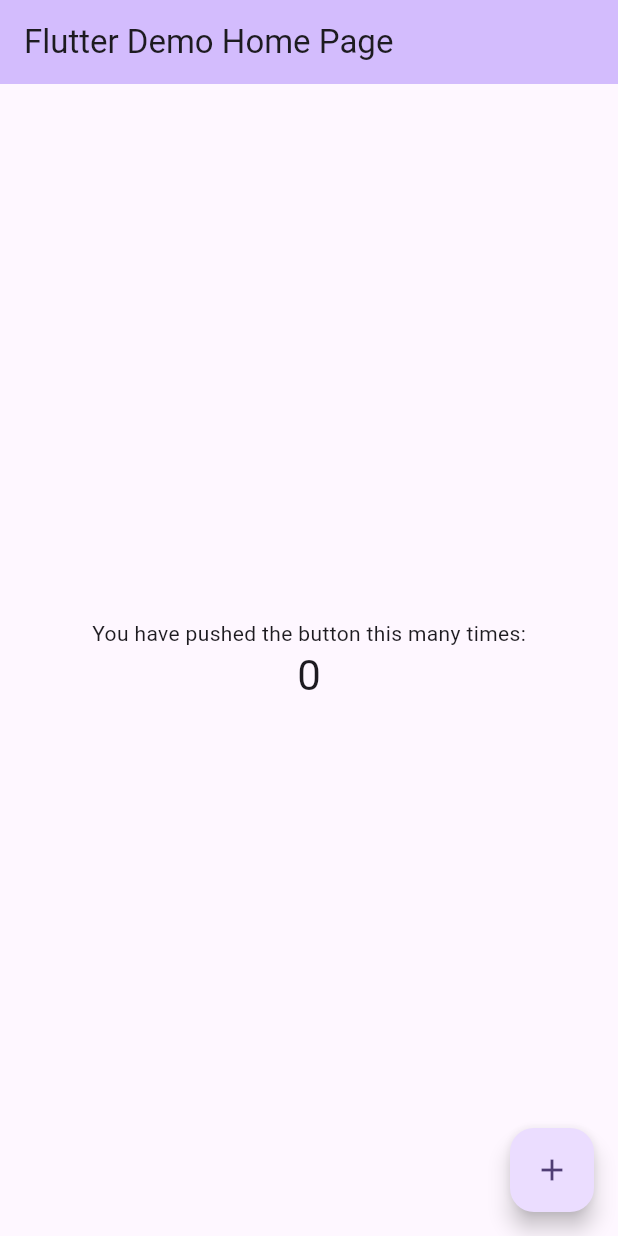
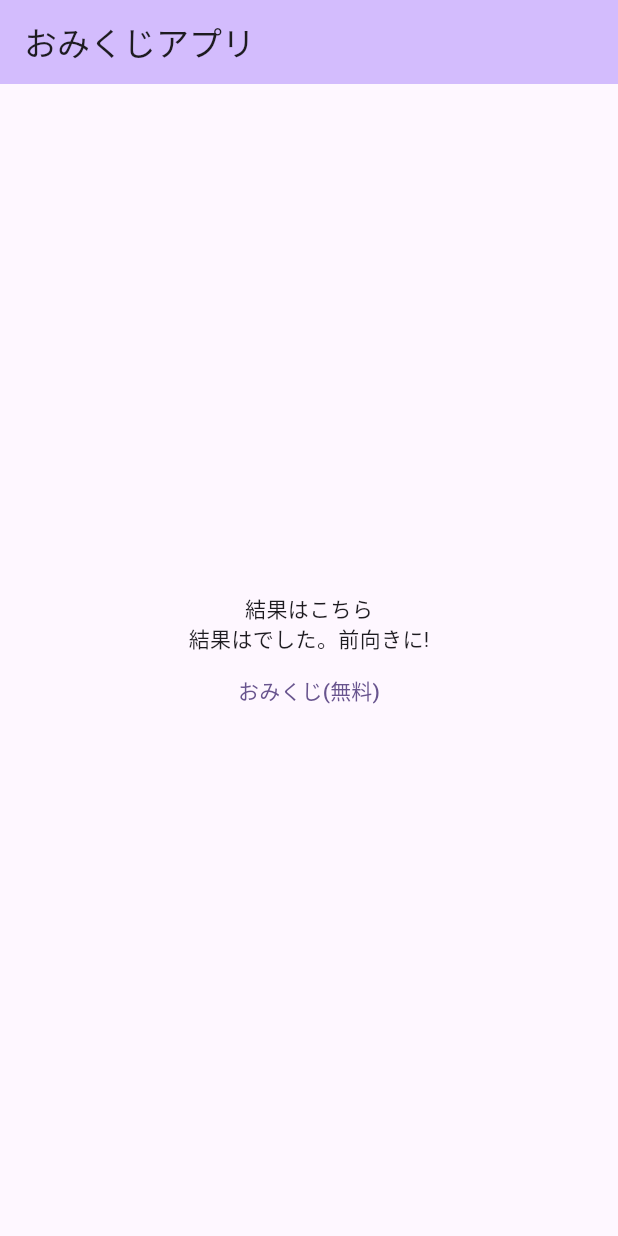
Before and after one commit to NS-kyamanaka/Flutter_Study, a Flutter app: the screen it shows after launch, on a phone screen of 412 x 824 dp. Run offline on Flutter 3.47's test engine with Material 3 defaults, Android fonts, the phone set to English and light mode, and no system bars.

Commit message:
おみくじの実装

```diff
--- a/practice01/lib/main.dart
+++ b/practice01/lib/main.dart
@@ -1,4 +1,5 @@
 import 'package:flutter/material.dart';
+import 'dart:math';
 
 void main() {
   runApp(const MyApp());
@@ -10,11 +11,11 @@ class MyApp extends StatelessWidget {
   @override
   Widget build(BuildContext context) {
     return MaterialApp(
-      title: 'Practice01',
+      title: 'おみくじアプリ',
       theme: ThemeData(
         colorScheme: ColorScheme.fromSeed(seedColor: Colors.deepPurple),
       ),
-      home: const MyHomePage(title: 'Flutter Demo Home Page'),
+      home: const MyHomePage(title: 'おみくじアプリ'),
     );
   }
 }
@@ -29,41 +30,64 @@ class MyHomePage extends StatefulWidget {
 }
 
 class _MyHomePageState extends State<MyHomePage> {
-  int _counter = 0;
+  final List<String> list = const ['大吉', '中吉', '凶'];
 
-  void _incrementCounter() {
+  String _result = '';
+
+  void omikuji() {
+    final random = Random();
+    int num = random.nextInt(list.length);
+
     setState(() {
-      _counter++;
+      _result = list[num];
     });
   }
 
   @override
   Widget build(BuildContext context) {
-
     return Scaffold(
       appBar: AppBar(
-
         backgroundColor: Theme.of(context).colorScheme.inversePrimary,
         title: Text(widget.title),
       ),
       body: Center(
         child: Column(
-
           mainAxisAlignment: MainAxisAlignment.center,
           children: <Widget>[
-            const Text('You have pushed the button this many times:'),
-            Text(
-              '$_counter',
-              style: Theme.of(context).textTheme.headlineMedium,
-            ),
+            const Text('結果はこちら'),
+            FortuneCard(result: _result),
+            TextButton(
+              onPressed: omikuji,
+              child: Text('おみくじ(無料)')),
           ],
         ),
       ),
-      floatingActionButton: FloatingActionButton(
-        onPressed: _incrementCounter,
-        tooltip: 'Increment',
-        child: const Icon(Icons.add),
-      ), // This trailing comma makes auto-formatting nicer for build methods.
     );
   }
 }
+
+class FortuneCard extends StatelessWidget {
+  const FortuneCard({super.key,required this.result});
+
+  final String result;
+  String method(){
+    String message;
+    if(result == "大吉"){
+      message = 'いいことありそう！';
+    }else if(result == "中吉"){
+      message = "いい感じ!";
+    }else{
+      message = '前向きに!';
+    }
+
+    return "結果は$resultでした。$message";
+  }
+
+  @override
+  Widget build(BuildContext context) {
+    return Container(
+      //decoration: ,
+      child: Text(method()),
+    );
+  }
+}
```
